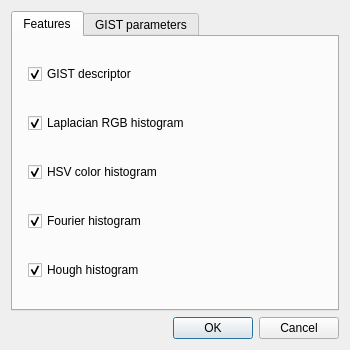
This is src/settings_dialog.ui in Clany/FloraIdent as Qt 5 draws it before an edit. The edited form follows.
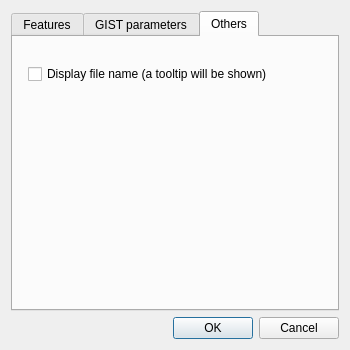
This is the edited form. The open tabs and pages were chosen to show the change.

What changed in the file:
```diff
--- a/src/settings_dialog.ui
+++ b/src/settings_dialog.ui
@@ -462,6 +462,42 @@
        </item>
       </layout>
      </widget>
+     <widget class="QWidget" name="tab_3">
+      <attribute name="title">
+       <string>Others</string>
+      </attribute>
+      <widget class="QCheckBox" name="DisplayFileNameCheckBox">
+       <property name="geometry">
+        <rect>
+         <x>15</x>
+         <y>22</y>
+         <width>302</width>
+         <height>30</height>
+        </rect>
+       </property>
+       <property name="minimumSize">
+        <size>
+         <width>0</width>
+         <height>30</height>
+        </size>
+       </property>
+       <property name="maximumSize">
+        <size>
+         <width>16777215</width>
+         <height>30</height>
+        </size>
+       </property>
+       <property name="text">
+        <string>Display file name (a tooltip will be shown)</string>
+       </property>
+       <property name="checked">
+        <bool>false</bool>
+       </property>
+       <property name="tristate">
+        <bool>false</bool>
+       </property>
+      </widget>
+     </widget>
     </widget>
    </item>
    <item>
```
